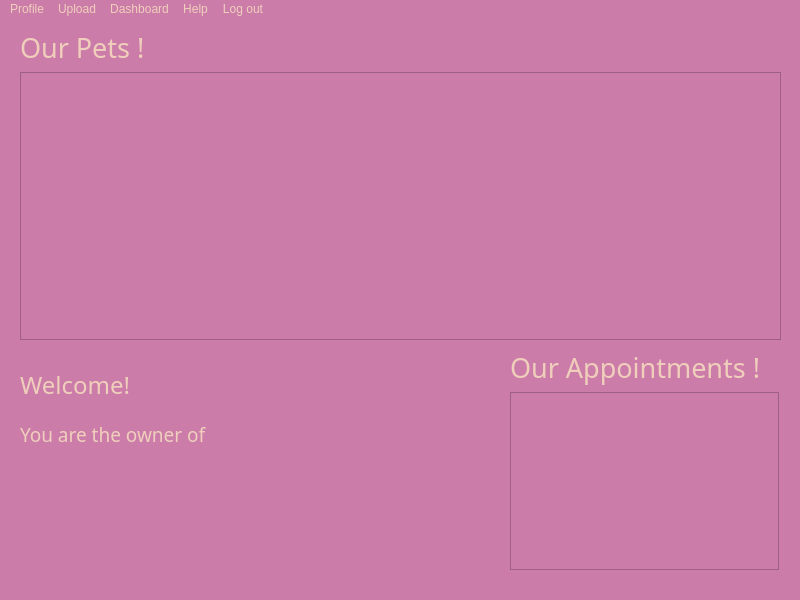
Old version of the form breadnbutter/gui/shelterprofile.ui in the repository jacksodl23/cs-205-pet-adoption.
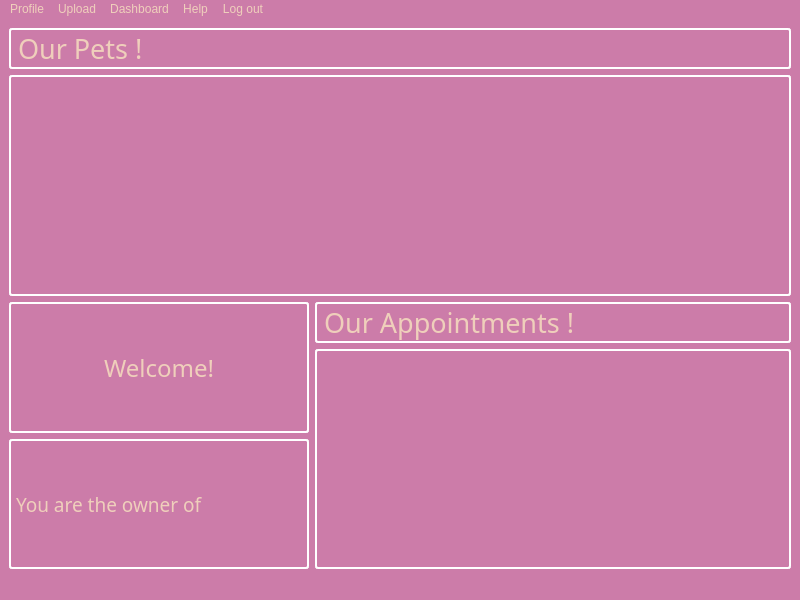
New version of the form.

Commit message: updated page layouts and color scheme

```diff
--- a/breadnbutter/gui/shelterprofile.ui
+++ b/breadnbutter/gui/shelterprofile.ui
@@ -148,6 +148,15 @@
        </color>
       </brush>
      </colorrole>
+     <colorrole role="PlaceholderText">
+      <brush brushstyle="NoBrush">
+       <color alpha="128">
+        <red>239</red>
+        <green>207</green>
+        <blue>187</blue>
+       </color>
+      </brush>
+     </colorrole>
     </active>
     <inactive>
      <colorrole role="WindowText">
@@ -285,6 +294,15 @@
        </color>
       </brush>
      </colorrole>
+     <colorrole role="PlaceholderText">
+      <brush brushstyle="NoBrush">
+       <color alpha="128">
+        <red>239</red>
+        <green>207</green>
+        <blue>187</blue>
+       </color>
+      </brush>
+     </colorrole>
     </inactive>
     <disabled>
      <colorrole role="WindowText">
@@ -422,6 +440,15 @@
        </color>
       </brush>
      </colorrole>
+     <colorrole role="PlaceholderText">
+      <brush brushstyle="NoBrush">
+       <color alpha="128">
+        <red>239</red>
+        <green>207</green>
+        <blue>187</blue>
+       </color>
+      </brush>
+     </colorrole>
     </disabled>
    </palette>
   </property>
@@ -433,36 +460,75 @@
 color: rgb(239, 207, 187);</string>
   </property>
   <widget class="QWidget" name="centralwidget">
+   <layout class="QVBoxLayout" name="verticalLayout_4">
+    <item>
+     <layout class="QVBoxLayout" name="verticalLayout">
+      <item>
+       <widget class="QLabel" name="label">
+        <property name="font">
+         <font>
+          <family>Dyuthi</family>
+          <pointsize>20</pointsize>
+         </font>
+        </property>
+        <property name="styleSheet">
+         <string notr="true">border: 2px solid  white; 
+     border-radius: 3px;</string>
+        </property>
+        <property name="text">
+         <string>Our Pets !</string>
+        </property>
+       </widget>
+      </item>
+      <item>
+       <widget class="QTableView" name="tableView">
+        <property name="font">
+         <font>
+          <family>Dyuthi</family>
+         </font>
+        </property>
+        <property name="styleSheet">
+         <string notr="true">border: 2px solid  white; 
+     border-radius: 3px;</string>
+        </property>
+       </widget>
+      </item>
+     </layout>
+    </item>
+    <item>
+     <layout class="QHBoxLayout" name="horizontalLayout">
+      <item>
+       <layout class="QVBoxLayout" name="verticalLayout_3">
+        <item>
    <widget class="QLabel" name="welcomeLabel">
-    <property name="geometry">
-     <rect>
-      <x>20</x>
-      <y>350</y>
-      <width>291</width>
-      <height>31</height>
-     </rect>
-    </property>
     <property name="font">
      <font>
       <family>Dyuthi</family>
       <pointsize>18</pointsize>
      </font>
     </property>
+          <property name="styleSheet">
+           <string notr="true">border: 2px solid  white; 
+     border-radius: 3px;</string>
+          </property>
     <property name="text">
      <string>Welcome!</string>
     </property>
-   </widget>
+          <property name="alignment">
+           <set>Qt::AlignCenter</set>
+          </property>
+         </widget>
+        </item>
+        <item>
    <widget class="QLabel" name="shelterNameLabel">
     <property name="enabled">
      <bool>true</bool>
     </property>
-    <property name="geometry">
-     <rect>
-      <x>20</x>
-      <y>400</y>
-      <width>391</width>
-      <height>31</height>
-     </rect>
+          <property name="minimumSize">
+           <size>
+            <width>300</width>
+            <height>0</height>
+           </size>
     </property>
     <property name="font">
      <font>
@@ -470,19 +536,18 @@
       <pointsize>14</pointsize>
      </font>
     </property>
+          <property name="styleSheet">
+           <string notr="true">border: 2px solid  white; 
+     border-radius: 3px;</string>
+          </property>
     <property name="text">
      <string>You are the owner of</string>
     </property>
    </widget>
-   <widget class="QWidget" name="layoutWidget">
-    <property name="geometry">
-     <rect>
-      <x>510</x>
-      <y>330</y>
-      <width>269</width>
-      <height>221</height>
-     </rect>
-    </property>
+        </item>
+       </layout>
+      </item>
+      <item>
     <layout class="QVBoxLayout" name="verticalLayout_2">
      <item>
       <widget class="QLabel" name="label_2">
@@ -492,50 +557,28 @@
          <pointsize>20</pointsize>
         </font>
        </property>
+          <property name="styleSheet">
+           <string notr="true">border: 2px solid  white; 
+     border-radius: 3px;</string>
+          </property>
        <property name="text">
         <string>Our Appointments !</string>
        </property>
       </widget>
      </item>
      <item>
-      <widget class="QTableView" name="tableView_2"/>
-     </item>
-    </layout>
-   </widget>
-   <widget class="QWidget" name="layoutWidget">
-    <property name="geometry">
-     <rect>
-      <x>20</x>
-      <y>10</y>
-      <width>761</width>
-      <height>311</height>
-     </rect>
-    </property>
-    <layout class="QVBoxLayout" name="verticalLayout">
-     <item>
-      <widget class="QLabel" name="label">
-       <property name="font">
-        <font>
-         <family>Dyuthi</family>
-         <pointsize>20</pointsize>
-        </font>
-       </property>
-       <property name="text">
-        <string>Our Pets !</string>
-       </property>
-      </widget>
-     </item>
-     <item>
-      <widget class="QTableView" name="tableView">
-       <property name="font">
-        <font>
-         <family>Dyuthi</family>
-        </font>
-       </property>
-      </widget>
-     </item>
-    </layout>
-   </widget>
+         <widget class="QTableView" name="tableView_2">
+          <property name="styleSheet">
+           <string notr="true">border: 2px solid  white; 
+     border-radius: 3px;</string>
+          </property>
+         </widget>
+        </item>
+       </layout>
+      </item>
+     </layout>
+    </item>
+   </layout>
   </widget>
   <widget class="QMenuBar" name="menubar">
    <property name="geometry">
```
Left out of the diff: 2 changed lines with no effect on the pictures. Lines whose indentation alone changed are shown as unchanged. The commit also changes 9 other files.
